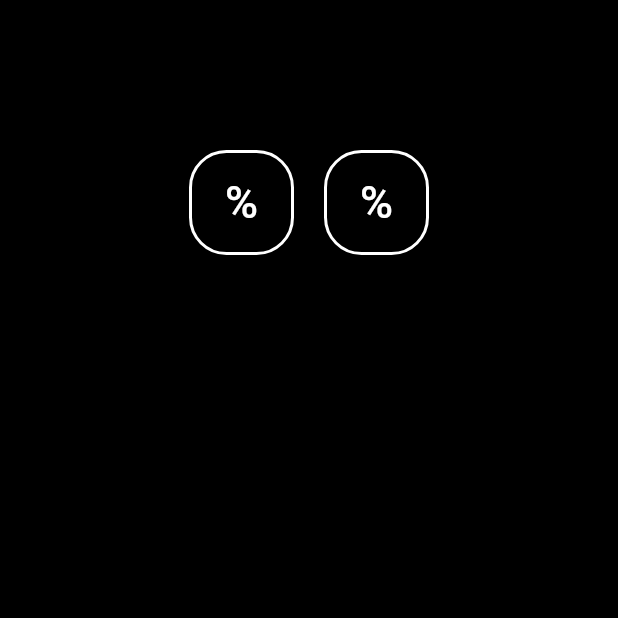
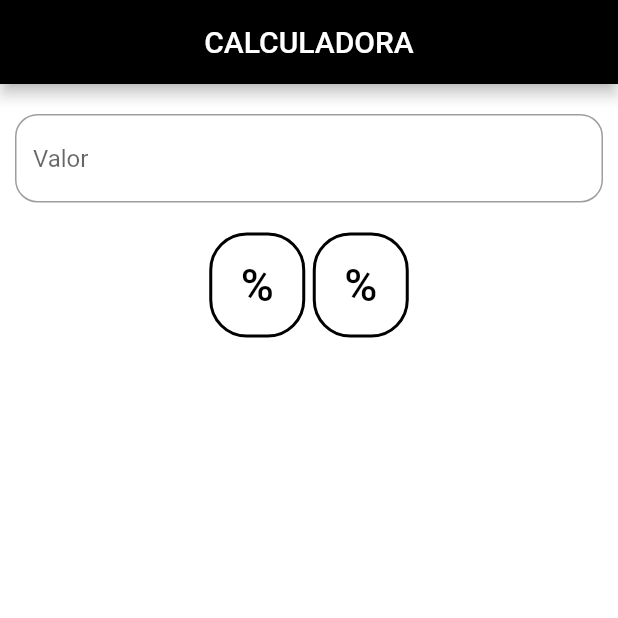
Before and after one commit to zamuelfernandes/calculadora, a Flutter app: the screen it shows after launch, on a phone screen of 412 x 824 dp, the top half of it. Run offline on Flutter 3.47's test engine with Material 2 defaults, Android fonts, the phone set to English and light mode, and no system bars.

Commit message:
Edições leves

```diff
--- a/lib/main.dart
+++ b/lib/main.dart
@@ -11,8 +11,8 @@ class MyApp extends StatelessWidget {
 
   @override
   Widget build(BuildContext context) {
-    return MaterialApp(
-      //debugShowCheckedModeBanner: false, // REMOVER A ETIQUETA DEBUG
+    return const MaterialApp(
+      debugShowCheckedModeBanner: false, // REMOVER A ETIQUETA DEBUG
 
       home: MyHomePage(),
     );
@@ -29,23 +29,50 @@ class MyHomePage extends StatefulWidget {
 class _MyHomePageState extends State<MyHomePage> {
   @override
   Widget build(BuildContext context) {
-    double buttonSpace = 20;
-    Size buttonSize = const Size(70, 70);
-    TextStyle buttonStyle = const TextStyle(
-      color: Colors.white,
+    double buttonSpace = 5;
+    Size buttonSize = const Size(60, 70);
+    const buttonStyle = TextStyle(
+      color: Colors.black,
       fontSize: 30,
     );
 
     return Scaffold(
-        backgroundColor: Colors.black,
-        //ROW DE BOTÕES ----------------------------------------
+        backgroundColor: Colors.white,
+        appBar: AppBar(
+          centerTitle: true,
+          title: const Text(
+            'CALCULADORA',
+            textAlign: TextAlign.justify,
+            style: TextStyle(color: Colors.white),
+          ),
+          backgroundColor: Colors.black,
+        ),
         body: Container(
             child: Column(
           children: [
-            const SizedBox(height: 100),
+            //NUMBER FIELD ----------------------------------
+            const Padding(
+              padding: EdgeInsets.only(
+                left: 10,
+                right: 10,
+                top: 20,
+              ),
+              child: TextField(
+                decoration: InputDecoration(
+                  border: OutlineInputBorder(
+                      borderRadius: BorderRadius.all(
+                    Radius.circular(15),
+                  )),
+                  hintText: 'Valor',
+                ),
+              ),
+            ),
+            const SizedBox(height: 20),
+            //ROW DE BOTÕES ----------------------------------------
             Row(
               mainAxisAlignment: MainAxisAlignment.center,
               children: [
+                //BOTÃO 1 ------------------------------------
                 TextButton(
                   onPressed: () {},
                   style: TextButton.styleFrom(
@@ -53,7 +80,7 @@ class _MyHomePageState extends State<MyHomePage> {
                     fixedSize: buttonSize,
                     shape: RoundedRectangleBorder(
                       side: const BorderSide(
-                        color: Colors.white,
+                        color: Colors.black,
                         width: 2,
                       ),
                       borderRadius: BorderRadius.circular(25),
@@ -61,29 +88,27 @@ class _MyHomePageState extends State<MyHomePage> {
                   ),
                   child: const Text(
                     '%',
-                    style: TextStyle(
-                      color: Colors.white,
-                      fontSize: 30,
-                    ),
+                    style: buttonStyle,
                   ),
                 ),
                 SizedBox(width: buttonSpace),
+                //BOTÃO 2 ------------------------------------
                 TextButton(
                   onPressed: () {},
                   style: TextButton.styleFrom(
                     backgroundColor: Colors.transparent,
                     fixedSize: buttonSize,
                     shape: RoundedRectangleBorder(
-                      side: const BorderSide(color: Colors.white, width: 2),
+                      side: const BorderSide(
+                        color: Colors.black,
+                        width: 2,
+                      ),
                       borderRadius: BorderRadius.circular(25),
                     ),
                   ),
                   child: const Text(
                     '%',
-                    style: TextStyle(
-                      color: Colors.white,
-                      fontSize: 30,
-                    ),
+                    style: buttonStyle,
                   ),
                 ),
               ],
--- a/pubspec.yaml
+++ b/pubspec.yaml
@@ -45,6 +45,7 @@ dev_dependencies:
   # package. See that file for information about deactivating specific lint
   # rules and activating additional ones.
   flutter_lints: ^1.0.0
+  flutter_launcher_icons: "^0.9.2"
 
 # For information on the generic Dart part of this file, see the
 # following page: https://dart.dev/tools/pub/pubspec
@@ -87,3 +88,7 @@ flutter:
   #
   # For details regarding fonts from package dependencies,
   # see https://flutter.dev/custom-fonts/#from-packages
+flutter_icons:
+    android: true
+    ios: true
+    image_path: "assets/icon/icon.png"
```
Also changed, not shown: assets/icon/icon.png (added), pubspec.lock.
